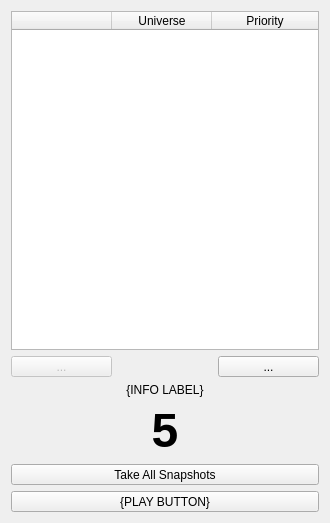
docsteer/sacnview, file ui/snapshot.ui: the form before one commit.
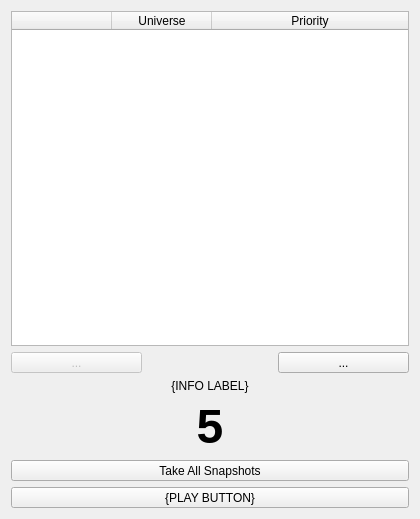
The form after the commit. Icons and pictures are not drawn. Custom widgets are drawn as their Qt base class.

What changed in the file:
```diff
--- a/ui/snapshot.ui
+++ b/ui/snapshot.ui
@@ -6,8 +6,8 @@
    <rect>
     <x>0</x>
     <y>0</y>
-    <width>330</width>
-    <height>523</height>
+    <width>420</width>
+    <height>519</height>
    </rect>
   </property>
   <property name="windowTitle">
```
